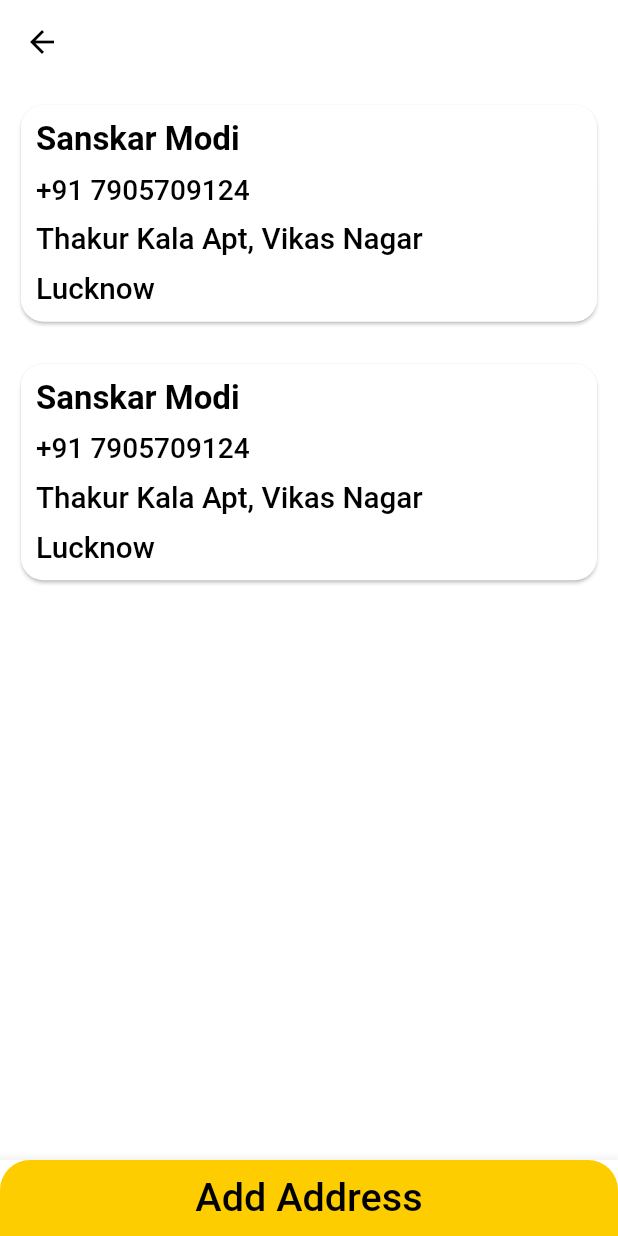
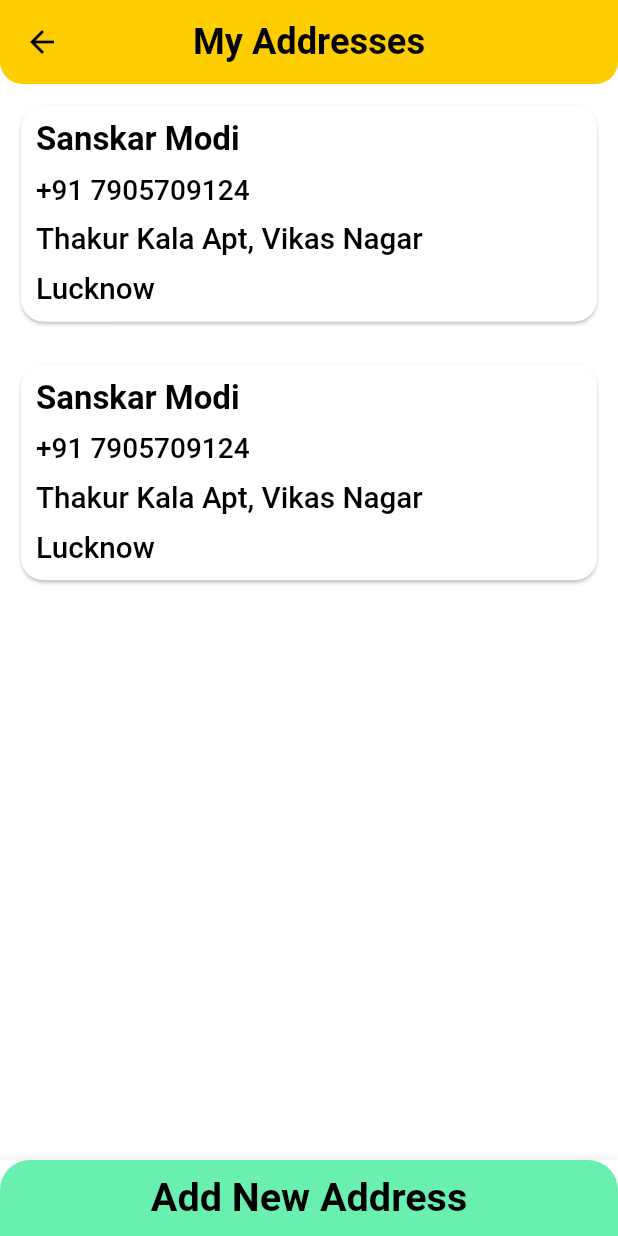
Before and after one commit to RGTechPro/foodly, a Flutter app: the PreviousAddress screen opened by its route, on a phone screen of 412 x 824 dp. Run offline on Flutter 3.47's test engine with Material 2 defaults, Android fonts, the phone set to English and light mode, and no system bars; our stand-ins replace cloud_firestore, firebase_core, flutter_rating_bar, flutter_svg, timeline_tile; missing offline and left inert: cloud_firestore_web, firebase_auth_web, firebase_core_web, google_sign_in_web; accounts and stored records are empty.

Commit message:
Updated Previous address

```diff
--- a/lib/UI_Screens/Deliver-Address/Components/previous_address.dart
+++ b/lib/UI_Screens/Deliver-Address/Components/previous_address.dart
@@ -12,7 +12,21 @@ class PreviousAddress extends StatelessWidget {
   Widget build(BuildContext context) {
 
     return Scaffold(
-      appBar: AppBar(),
+      appBar: AppBar(
+        centerTitle: true,
+        backgroundColor: kPrimaryColor,
+        title: CustomText(
+          text: 'My Addresses',
+          fontWeight: FontWeight.bold,
+          fontSize: 22,
+        ),
+        shape: const RoundedRectangleBorder(
+          borderRadius: BorderRadius.only(
+            bottomLeft: Radius.circular(15),
+            bottomRight: Radius.circular(15),
+          ),
+        ),
+      ),
       bottomNavigationBar: BottomAppBar(
         child: InkWell(
           onTap: ()
@@ -26,13 +40,14 @@ class PreviousAddress extends StatelessWidget {
                 topLeft: Radius.circular(20),
                 topRight: Radius.circular(20),
               ),
-              color: kPrimaryColor,
+              color: Colors.greenAccent,
             ),
             child: Center(
               child: CustomText(
-                  text: 'Add Address',
+                  text: 'Add New Address',
                   fontSize: 24,
-                  fontWeight: FontWeight.w500
+                  fontWeight: FontWeight.bold,
+
               ),
             ),
           ),
```
Also changed, not shown: 2 other files.
